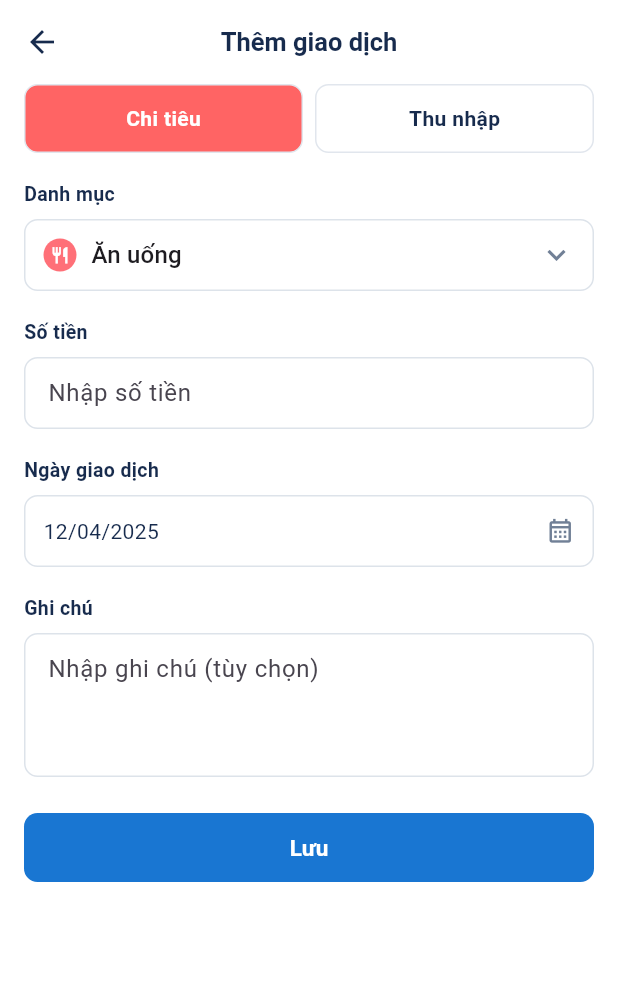
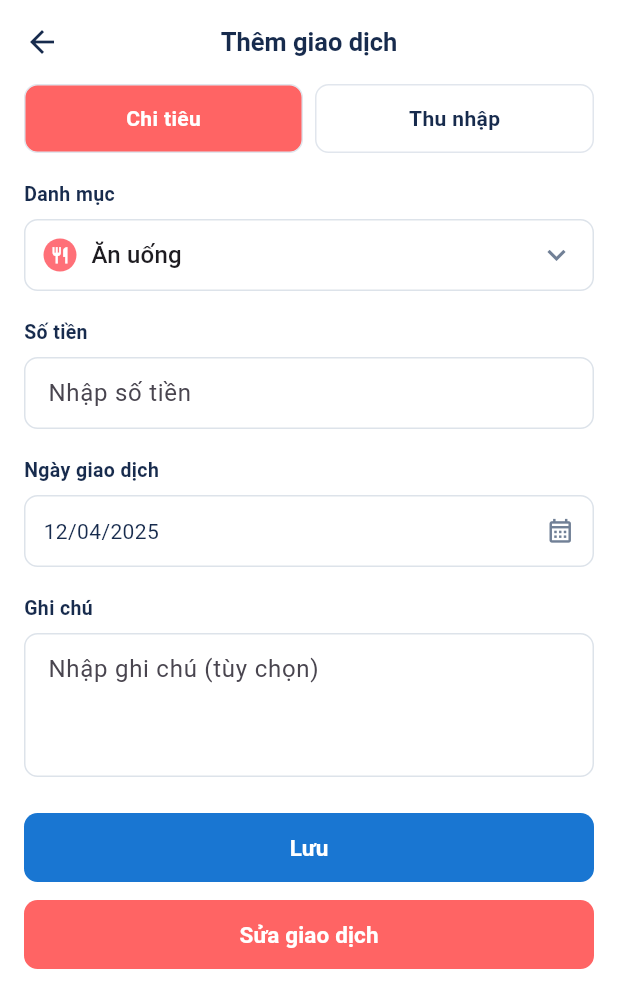
Before and after one commit to KHMT2411019-LamDuyThinh/KHMT2411019_LamDuyThinh_casestudy1, a Flutter app: the AddTransactionScreen screen opened directly, on a phone screen of 412 x 824 dp. Shown: the top 1008 px of the screen. Run offline on Flutter 3.47's test engine with Material 3 defaults, Android fonts, the phone set to English and light mode, and no system bars; Roboto replaces fonts that are missing (Arial).

Commit message:
Initial project

```diff
--- a/lib/add_transaction_screen.dart
+++ b/lib/add_transaction_screen.dart
@@ -1,4 +1,5 @@
 import 'package:flutter/material.dart';
+import 'edit_transaction_screen.dart';
 
 class AddTransactionScreen extends StatefulWidget {
   const AddTransactionScreen({super.key});
@@ -377,9 +378,9 @@ class _AddTransactionScreenState
 
             const SizedBox(height: 24),
 
-            // =========================
-            // NÚT LƯU
-            // =========================
+// =========================
+// NÚT LƯU
+// =========================
 
             SizedBox(
               width: double.infinity,
@@ -409,6 +410,45 @@ class _AddTransactionScreenState
               ),
             ),
 
+            const SizedBox(height: 12),
+
+// =========================
+// NÚT SỬA GIAO DỊCH
+// =========================
+
+            SizedBox(
+              width: double.infinity,
+              height: 46,
+              child: ElevatedButton(
+                onPressed: () {
+                  Navigator.push(
+                    context,
+                    MaterialPageRoute(
+                      builder: (context) => const EditTransactionScreen(),
+                    ),
+                  );
+                },
+
+                style: ElevatedButton.styleFrom(
+                  backgroundColor: const Color(0xFFFF6464),
+                  foregroundColor: Colors.white,
+                  elevation: 0,
+
+                  shape: RoundedRectangleBorder(
+                    borderRadius: BorderRadius.circular(9),
+                  ),
+                ),
+
+                child: const Text(
+                  'Sửa giao dịch',
+                  style: TextStyle(
+                    fontWeight: FontWeight.bold,
+                    fontSize: 15,
+                  ),
+                ),
+              ),
+            ),
+
             const SizedBox(height: 20),
           ],
         ),
--- a/lib/main.dart
+++ b/lib/main.dart
@@ -18,7 +18,7 @@ class ExpenseManagerApp extends StatelessWidget {
         fontFamily: 'Arial',
         scaffoldBackgroundColor: Colors.white,
       ),
-      home: const AddTransactionScreen(),
+      home: const WelcomeScreen(),
     );
   }
 }
```
